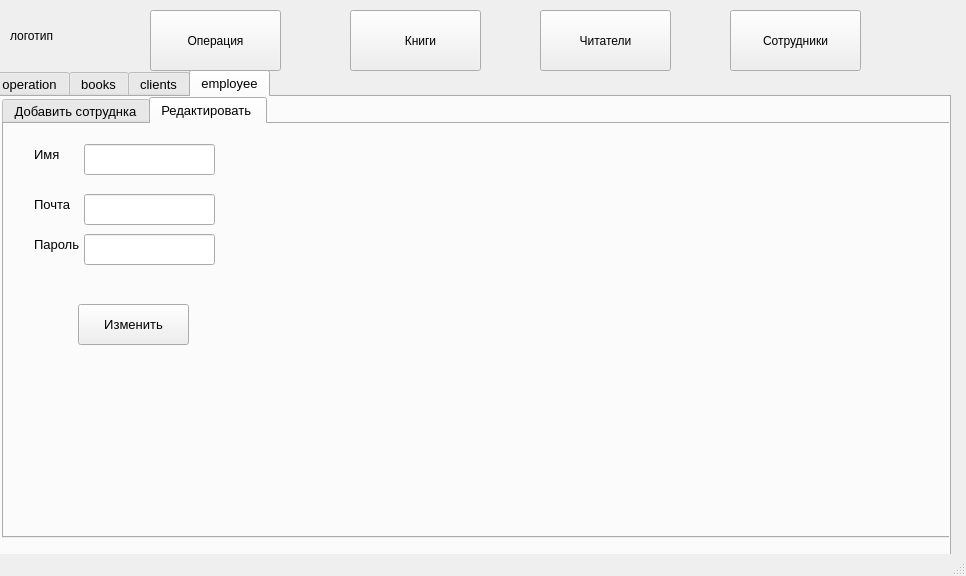
Above: main.ui from aikarimovvw/Library_System-QtProject before the change. Below: the same form after it.
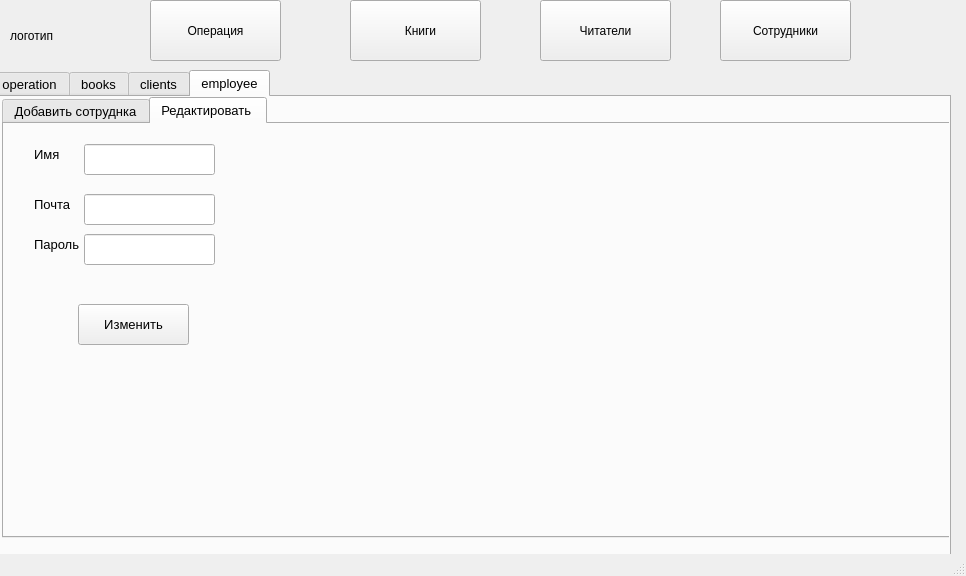
That is the form after the change. Icons and pictures are not drawn.

Commit message: main design

Diff of the .ui file:
```diff
--- a/main.ui
+++ b/main.ui
@@ -18,7 +18,7 @@
     <property name="geometry">
      <rect>
       <x>150</x>
-      <y>10</y>
+      <y>0</y>
       <width>131</width>
       <height>61</height>
      </rect>
@@ -41,7 +41,7 @@
     <property name="geometry">
      <rect>
       <x>350</x>
-      <y>10</y>
+      <y>0</y>
       <width>131</width>
       <height>61</height>
      </rect>
@@ -64,7 +64,7 @@
     <property name="geometry">
      <rect>
       <x>540</x>
-      <y>10</y>
+      <y>0</y>
       <width>131</width>
       <height>61</height>
      </rect>
@@ -86,8 +86,8 @@
    <widget class="QPushButton" name="btn_main_empl">
     <property name="geometry">
      <rect>
-      <x>730</x>
-      <y>10</y>
+      <x>720</x>
+      <y>0</y>
       <width>131</width>
       <height>61</height>
      </rect>
```
